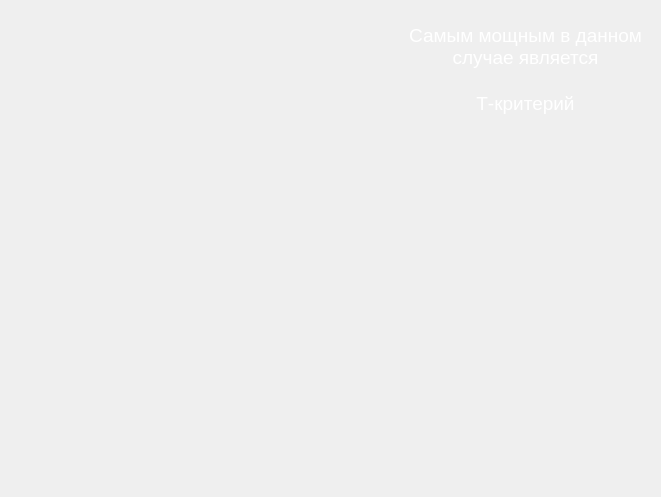
Qt form untitled2.ui (C1sq/PyMi) before a commit.
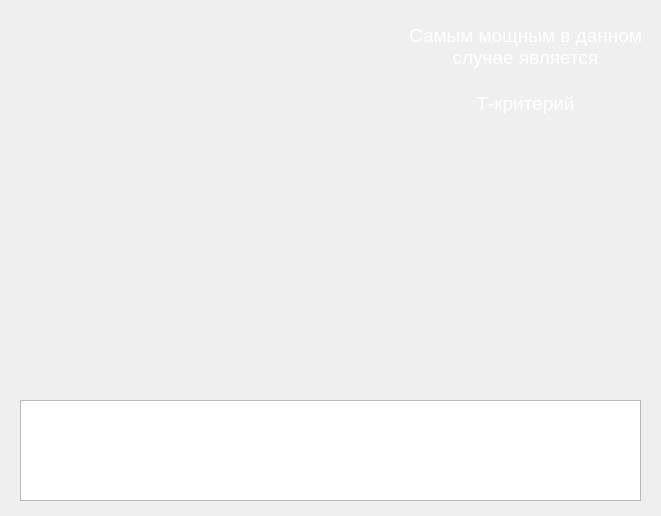
The same form after that commit.

What changed in the file:
```diff
--- a/untitled2.ui
+++ b/untitled2.ui
@@ -7,7 +7,7 @@
     <x>0</x>
     <y>0</y>
     <width>661</width>
-    <height>497</height>
+    <height>516</height>
    </rect>
   </property>
   <property name="windowTitle">
@@ -96,6 +96,16 @@
    </property>
    <layout class="QVBoxLayout" name="verticalLayout_2"/>
   </widget>
+  <widget class="QTextEdit" name="textEdit_3">
+   <property name="geometry">
+    <rect>
+     <x>20</x>
+     <y>400</y>
+     <width>621</width>
+     <height>101</height>
+    </rect>
+   </property>
+  </widget>
  </widget>
  <resources/>
  <connections/>
```
